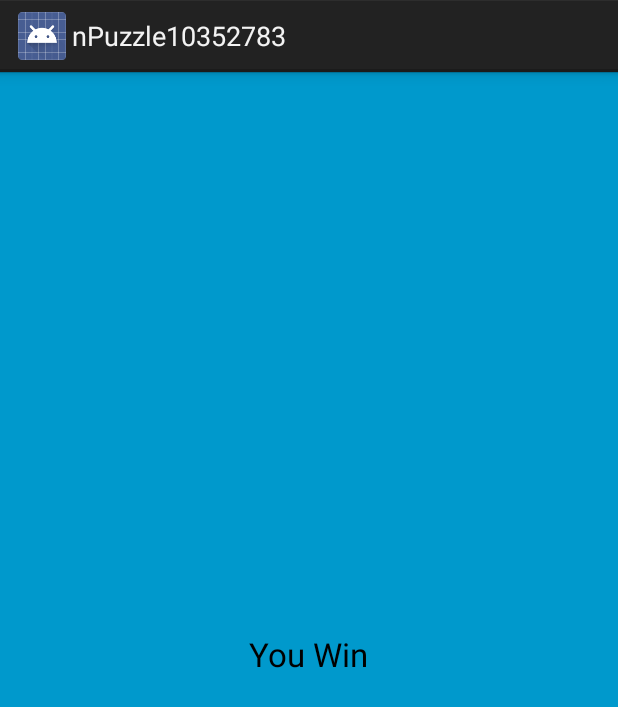
After one commit to JulianRR/nPuzzle, an Android app: the layout activity_you_win.xml on its own in the app's theme, with its tools: preview values and no code run, on a phone screen of 412 x 824 dp. The commit adds this screen. Shown: the top 707 px of the screen. Run offline under Robolectric (Android 15) with nearby library versions, the phone set to English and light mode, and no system bars.

Commit message:
YouWinActivity.java added

```diff
--- a/nPuzzle10352783/app/src/main/java/nl/mprog/projects/npuzzle10352783/GamePlayActivity.java
+++ b/nPuzzle10352783/app/src/main/java/nl/mprog/projects/npuzzle10352783/GamePlayActivity.java
@@ -134,9 +134,8 @@ public class GamePlayActivity extends Activity implements PopupMenu.OnMenuItemCl
                 }
 
                 if (complete(tiles, shuffledTiles)) {
-                    Log.i("True", "True");
-                } else {
-                    Log.i("False", "False");
+                    Intent intent = new Intent(GamePlayActivity.this, YouWinActivity.class);
+                    startActivity(intent);
                 }
             }
         });
--- /dev/null
+++ b/nPuzzle10352783/app/src/main/res/layout/activity_you_win.xml
@@ -0,0 +1,16 @@
+<FrameLayout xmlns:android="http://schemas.android.com/apk/res/android"
+    xmlns:tools="http://schemas.android.com/tools"
+    android:layout_width="match_parent"
+    android:layout_height="match_parent"
+    android:background="#0099cc"
+    tools:context="nl.mprog.projects.npuzzle10352783.YouWinActivity">
+
+
+    <TextView
+        android:layout_width="wrap_content"
+        android:layout_height="wrap_content"
+        android:textAppearance="?android:attr/textAppearanceLarge"
+        android:text="You Win"
+        android:id="@+id/textView"
+        android:layout_gravity="center" />
+</FrameLayout>
--- a/nPuzzle10352783/app/src/main/res/values/strings.xml
+++ b/nPuzzle10352783/app/src/main/res/values/strings.xml
@@ -6,5 +6,6 @@
     <string name="dummy_content">DUMMY\nCONTENT</string>
     <string name="title_activity_game_play">GamePlayActivity</string>
     <string name="title_activity_game_setup">GameSetupActivity</string>
+    <string name="title_activity_you_win">YouWinActivity</string>
 
 </resources>
```
Also changed, not shown: nPuzzle10352783/app/src/main/AndroidManifest.xml (+7 -1 lines), nPuzzle10352783/app/src/main/java/nl/mprog/projects/npuzzle10352783/YouWinActivity.java (added, +41 -0 lines).
